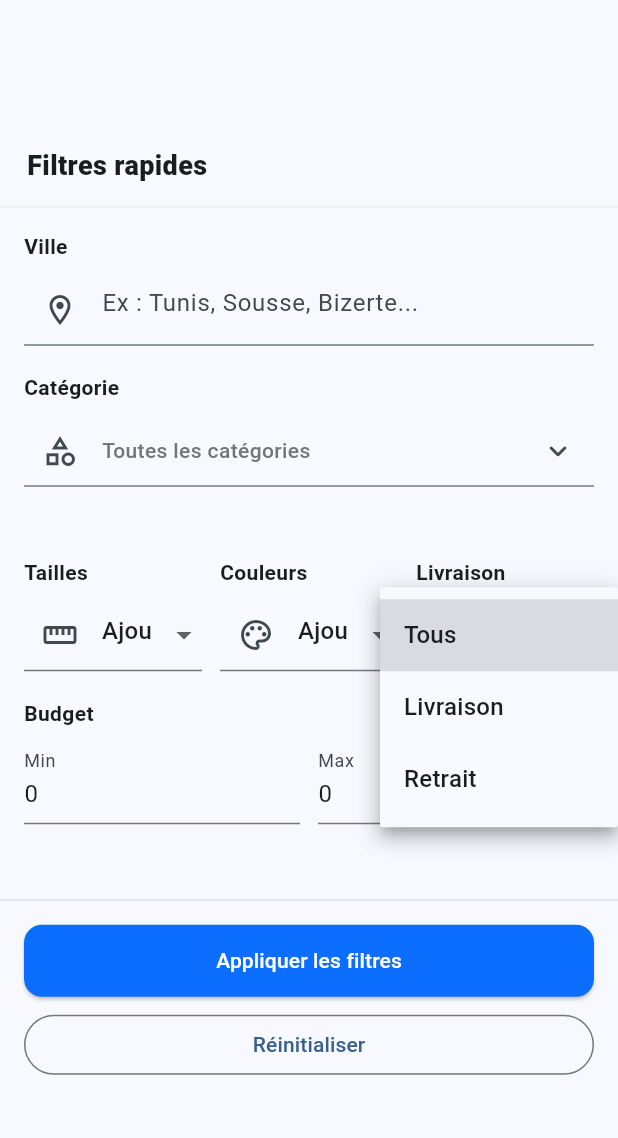
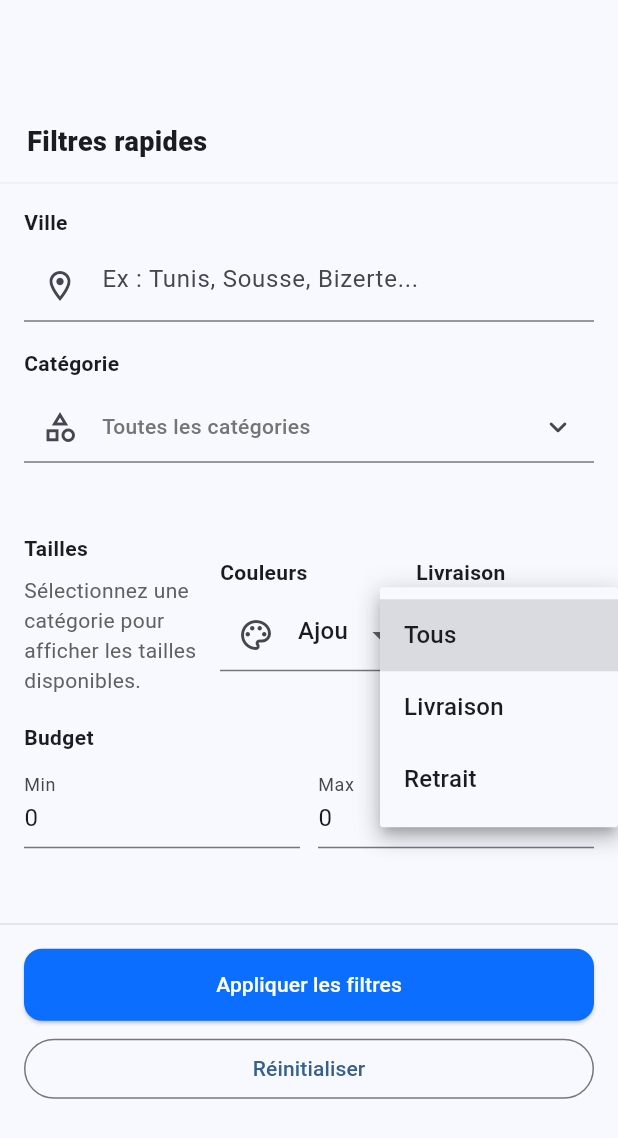
Before and after one commit to JasserMiled/TuniModev2, a Flutter app: the QuickFiltersDialog widget shown alone on an empty page, opened directly with empty values, after a tap on "Toutes les catégories", after a tap on "Tous", on a phone screen of 412 x 824 dp. Shown: the top 1138 px of the screen. Run offline on Flutter 3.47's test engine with Material 3 defaults, Android fonts, the phone set to English and light mode, and no system bars; our stand-ins replace file_picker, flutter_svg; accounts and stored records are empty; network calls fail.

Commit message:
Load dynamic sizes in quick filters dialog

```diff
--- a/frontend/lib/widgets/quick_filters_dialog.dart
+++ b/frontend/lib/widgets/quick_filters_dialog.dart
@@ -1,5 +1,6 @@
 import 'package:flutter/material.dart';
 import '../models/category.dart';
+import '../services/api_service.dart';
 import 'category_picker.dart';
 
 class QuickFiltersSelection {
@@ -70,26 +71,9 @@ class _QuickFiltersDialogState extends State<QuickFiltersDialog> {
   bool? _tempDelivery;
   late List<String> _tempSizes;
   late List<String> _tempColors;
-
-  static const List<String> _sizeOptions = [
-    'XXXS / 30 / 2',
-    'XXS / 32 / 4',
-    'XS / 34 / 6',
-    'S / 36 / 8',
-    'M / 38 / 10',
-    'L / 40 / 12',
-    'XL / 42 / 14',
-    'XXL / 44 / 16',
-    'XXXL / 46 / 18',
-    '4XL / 48 / 20',
-    '5XL / 50 / 22',
-    '6XL / 52 / 24',
-    '7XL / 54 / 26',
-    '8XL / 56 / 28',
-    '9XL / 58 / 30',
-    'Taille unique',
-    'Autre',
-  ];
+  List<String> _sizeOptions = [];
+  bool _sizesLoading = false;
+  String? _sizeError;
 
   static const List<_ColorOption> _colorOptions = [
     _ColorOption('Noir', Color(0xFF000000)),
@@ -155,6 +139,10 @@ class _QuickFiltersDialogState extends State<QuickFiltersDialog> {
     _tempDelivery = widget.initialDeliveryAvailable;
     _tempSizes = List.from(widget.initialSizes);
     _tempColors = List.from(widget.initialColors);
+
+    if (_tempCategoryId != null) {
+      _loadSizesForCategory(_tempCategoryId!, resetSelection: false);
+    }
   }
 
   @override
@@ -225,8 +213,21 @@ class _QuickFiltersDialogState extends State<QuickFiltersDialog> {
                     CategoryPickerField(
                       categories: widget.categoryTree,
                       selectedCategoryId: _tempCategoryId,
-                      onSelected: (category) =>
-                          setState(() => _tempCategoryId = category?.id),
+                      onSelected: (category) {
+                        setState(() {
+                          _tempCategoryId = category?.id;
+                          _sizeOptions = [];
+                          _sizeError = null;
+                          _sizesLoading = false;
+                          if (category == null) {
+                            _tempSizes = [];
+                          }
+                        });
+
+                        if (category != null) {
+                          _loadSizesForCategory(category.id);
+                        }
+                      },
                       isLoading: widget.isLoadingCategories,
                       showLabel: false,
                     ),
@@ -245,37 +246,7 @@ class _QuickFiltersDialogState extends State<QuickFiltersDialog> {
                   Expanded(
                     child: _filterSection(
                       title: "Tailles",
-                      child: DropdownButtonFormField<String?>(
-                        isExpanded: true,
-                        decoration: const InputDecoration(
-                          hintText: "Ajouter",
-                          prefixIcon: Icon(Icons.straighten),
-                        ),
-                        items: [
-                          const DropdownMenuItem(
-                            value: null,
-                            child: Text("Ajouter"),
-                          ),
-                          ..._sizeOptions.map(
-                            (s) => DropdownMenuItem(
-                              value: s,
-                              child: Row(
-                                children: [
-                                  Expanded(child: Text(s)),
-                                  if (_tempSizes.contains(s))
-                                    const Icon(Icons.check,
-                                        color: Colors.green, size: 18),
-                                ],
-                              ),
-                            ),
-                          ),
-                        ],
-                        onChanged: (v) {
-                          if (v != null && !_tempSizes.contains(v)) {
-                            setState(() => _tempSizes.add(v));
-                          }
-                        },
-                      ),
+                      child: _buildSizeSelector(),
                     ),
                   ),
                   const SizedBox(width: 12),
@@ -477,6 +448,138 @@ class _QuickFiltersDialogState extends State<QuickFiltersDialog> {
     widget.onReset();
     Navigator.of(context).pop();
   }
+
+  Future<void> _loadSizesForCategory(int categoryId,
+      {bool resetSelection = true}) async {
+    setState(() {
+      _sizesLoading = true;
+      _sizeError = null;
+      _sizeOptions = [];
+      if (resetSelection) {
+        _tempSizes = [];
+      }
+    });
+
+    try {
+      final sizes = await ApiService.fetchSizesForCategory(categoryId);
+      if (!mounted) return;
+      setState(() {
+        _sizeOptions = sizes;
+        _sizesLoading = false;
+        _tempSizes = _tempSizes.where((size) => sizes.contains(size)).toList();
+      });
+    } catch (_) {
+      if (!mounted) return;
+      setState(() {
+        _sizesLoading = false;
+        _sizeError = 'Impossible de charger les tailles';
+      });
+    }
+  }
+
+  Widget _buildSizeSelector() {
+    if (_tempCategoryId == null) {
+      return Text(
+        'Sélectionnez une catégorie pour afficher les tailles disponibles.',
+        style: TextStyle(color: Colors.grey.shade700),
+      );
+    }
+
+    if (_sizesLoading) {
+      return Row(
+        children: const [
+          SizedBox(
+            width: 18,
+            height: 18,
+            child: CircularProgressIndicator(strokeWidth: 2),
+          ),
+          SizedBox(width: 8),
+          Text('Chargement des tailles...'),
+        ],
+      );
+    }
+
+    if (_sizeError != null) {
+      return Row(
+        children: [
+          const Icon(Icons.error_outline, color: Colors.redAccent, size: 18),
+          const SizedBox(width: 8),
+          Expanded(
+            child: Text(
+              _sizeError!,
+              style: const TextStyle(color: Colors.redAccent),
+            ),
+          ),
+          TextButton.icon(
+            onPressed: () => _loadSizesForCategory(_tempCategoryId!,
+                resetSelection: false),
+            icon: const Icon(Icons.refresh),
+            label: const Text('Réessayer'),
+          ),
+        ],
+      );
+    }
+
+    if (_sizeOptions.isEmpty) {
+      return Text(
+        'Aucune taille disponible pour cette catégorie.',
+        style: TextStyle(color: Colors.grey.shade700),
+      );
+    }
+
+    return Column(
+      crossAxisAlignment: CrossAxisAlignment.start,
+      children: [
+        DropdownButtonFormField<String?>(
+          isExpanded: true,
+          decoration: const InputDecoration(
+            hintText: "Ajouter",
+            prefixIcon: Icon(Icons.straighten),
+          ),
+          value: null,
+          items: [
+            const DropdownMenuItem(
+              value: null,
+              child: Text("Ajouter"),
+            ),
+            ..._sizeOptions.map(
+              (s) => DropdownMenuItem(
+                value: s,
+                child: Row(
+                  children: [
+                    Expanded(child: Text(s)),
+                    if (_tempSizes.contains(s))
+                      const Icon(Icons.check, color: Colors.green, size: 18),
+                  ],
+                ),
+              ),
+            ),
+          ],
+          onChanged: (v) {
+            if (v != null && !_tempSizes.contains(v)) {
+              setState(() => _tempSizes.add(v));
+            }
+          },
+        ),
+        if (_tempSizes.isNotEmpty) ...[
+          const SizedBox(height: 8),
+          Wrap(
+            spacing: 8,
+            runSpacing: 8,
+            children: _tempSizes
+                .map(
+                  (size) => InputChip(
+                    label: Text(size),
+                    onDeleted: () =>
+                        setState(() => _tempSizes.remove(size)),
+                  ),
+                )
+                .toList(),
+          ),
+        ],
+      ],
+    );
+  }
 }
 
 class _ColorOption {
```
